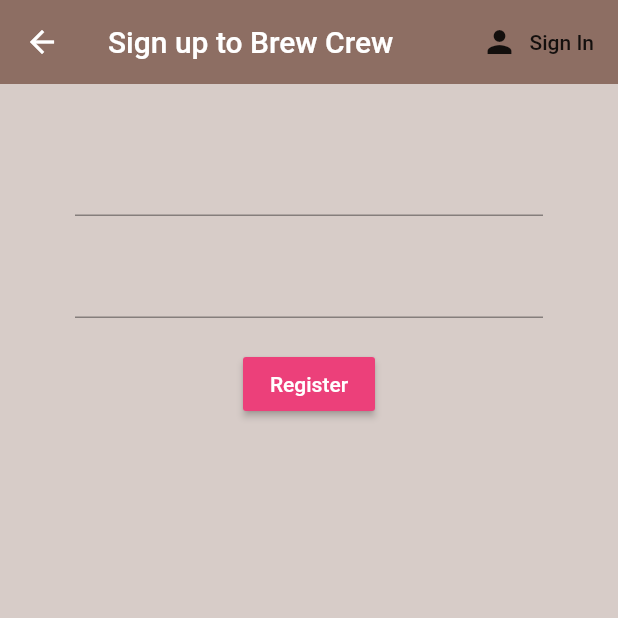
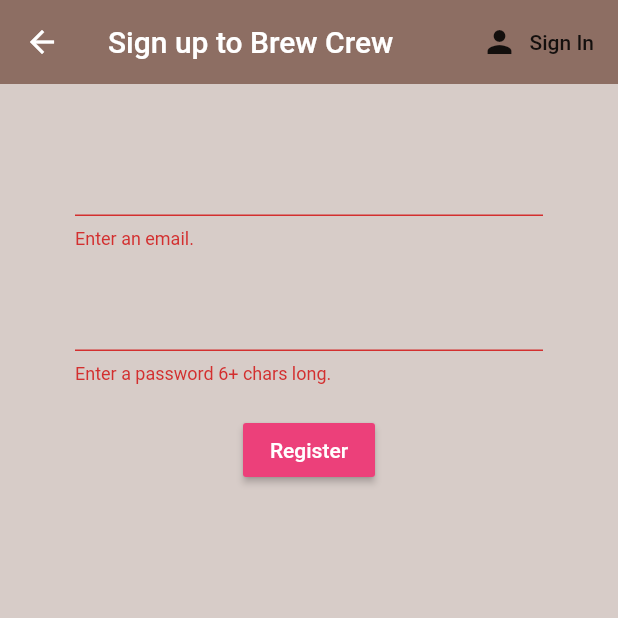
Before and after one commit to navneeeth/brew_crew, a Flutter app: the Register screen opened directly, after a tap on "Register", on a phone screen of 412 x 824 dp, the top half of it. Run offline on Flutter 3.47's test engine with Material 2 defaults, Android fonts, the phone set to English and light mode, and no system bars; our stand-ins replace firebase_auth; accounts and stored records are empty.

Commit message:
12) Register with Email & Password.

```diff
--- a/lib/screens/authenticate/register.dart
+++ b/lib/screens/authenticate/register.dart
@@ -13,10 +13,12 @@ class Register extends StatefulWidget {
 class _RegisterState extends State<Register> {
 
   final AuthService _auth = AuthService();
+  final _formKey = GlobalKey<FormState>();
 
   // text field state
-  String email ='';
-  String password ='';
+  String email = '';
+  String password = '';
+  String error = '';
 
   @override
   Widget build(BuildContext context) {
@@ -39,16 +41,19 @@ class _RegisterState extends State<Register> {
       body: Container(
         padding: EdgeInsets.symmetric(vertical: 20.0, horizontal: 50.0),
         child: Form(
+          key: _formKey,
           child: Column(
             children: <Widget>[
               SizedBox(height: 20.0),
               TextFormField(
+                validator: (val) => val.isEmpty ? 'Enter an email.' : null,
                 onChanged: (val) {
                   setState(() => email = val);
                 },
               ),
               SizedBox(height: 20.0),
               TextFormField(
+                validator: (val) => val.length < 6 ? 'Enter a password 6+ chars long.' : null,
                 obscureText: true,
                 onChanged: (val) {
                   setState(() => password = val);
@@ -64,9 +69,22 @@ class _RegisterState extends State<Register> {
                   ),
                   ),
                 onPressed: () async {
-                  print(email);
-                  print(password);
+                  if (_formKey.currentState.validate())
+                  {
+                    dynamic result = await _auth.registerWithEmailAndPassword(email, password);
+                    if(result == null) {
+                      setState(() => error = 'Please supply a valid email.');
+                    }
+                  }
                   },
+              ),
+              SizedBox(height: 12.0),
+              Text(
+                error,
+                style: TextStyle(
+                  color: Colors.red,
+                  fontSize: 14.0,
+                ),
               ),
             ],
           ),
--- a/lib/services/auth.dart
+++ b/lib/services/auth.dart
@@ -32,6 +32,17 @@ try {
 //sign in with email and password
 
 //register with email and password
+Future registerWithEmailAndPassword(String email, String password) async {
+  try {
+    AuthResult result = await _auth.createUserWithEmailAndPassword(email: email, password: password);
+    FirebaseUser user = result.user;
+    return _userFromFirebaseUser(user);
+  } catch(e) {
+    print(e.toString());
+    return null;
+  }
+
+}
 
 //sign out
 Future signOut() async {
```
